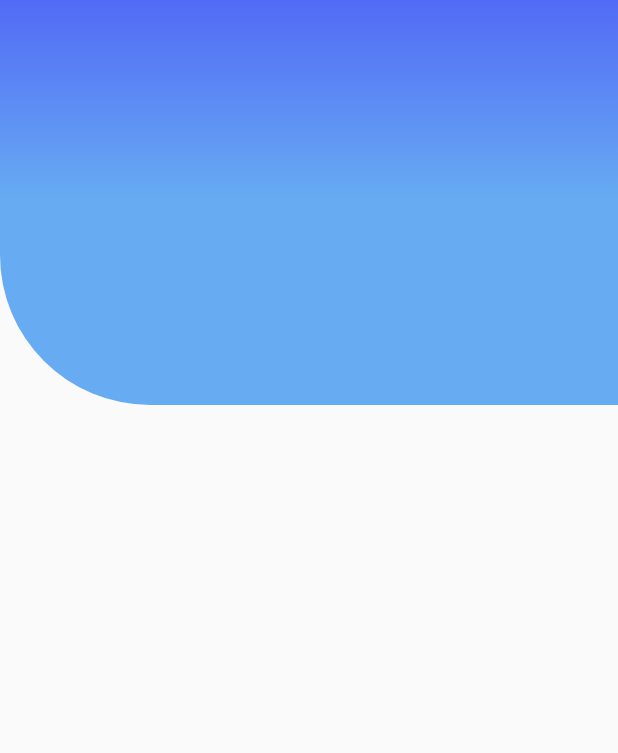
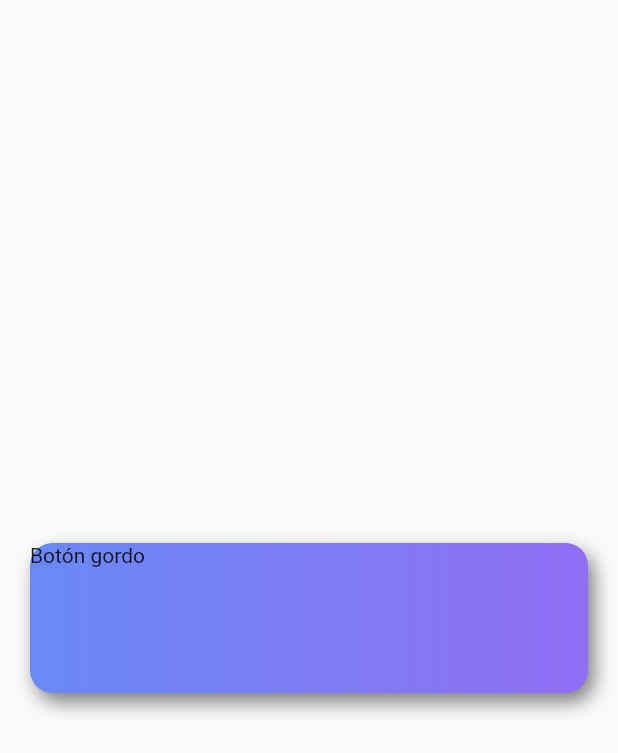
Before and after one commit to Blanco1010/Custom_Painter_Flutter, a Flutter app: the screen it shows after launch, on a phone screen of 412 x 824 dp. Shown: the top 753 px of the screen. Run offline on Flutter 3.47's test engine with Material 2 defaults, Android fonts, the phone set to English and light mode, and no system bars; our stand-ins replace flutter_svg, font_awesome_flutter.

Commit message:
add buttons fot emergency page

```diff
--- a/custom_painter/lib/src/pages/emergency_page.dart
+++ b/custom_painter/lib/src/pages/emergency_page.dart
@@ -1,11 +1,28 @@
+import 'package:custom_painter/src/widgets/button_fat.dart';
 import 'package:custom_painter/src/widgets/headers_widgets.dart';
 import 'package:flutter/material.dart';
+import 'package:font_awesome_flutter/font_awesome_flutter.dart';
 
 class EmergencyPage extends StatelessWidget {
   @override
   Widget build(BuildContext context) {
     return Scaffold(
-      body: HeaderEmergency(),
+      body: Center(
+        child: ButtonFat(),
+      ),
     );
   }
 }
+
+class HeaderPage extends StatelessWidget {
+  @override
+  Widget build(BuildContext context) {
+    return HeaderEmergency(
+      icon: FontAwesomeIcons.plus,
+      title: 'Haz solicitado',
+      subtitle: 'Asistencia Médica',
+      color1: Color(0xff526BF6),
+      color2: Color(0xff67ACF2),
+    );
+  }
+}
--- /dev/null
+++ b/custom_painter/lib/src/widgets/button_fat.dart
@@ -0,0 +1,36 @@
+import 'package:flutter/material.dart';
+
+class ButtonFat extends StatelessWidget {
+  @override
+  Widget build(BuildContext context) {
+    return _ButtonFatBackground();
+  }
+}
+
+class _ButtonFatBackground extends StatelessWidget {
+  @override
+  Widget build(BuildContext context) {
+    return Container(
+      width: double.infinity,
+      height: 100,
+      margin: EdgeInsets.all(20),
+      decoration: BoxDecoration(
+          color: Colors.red,
+          boxShadow: [
+            BoxShadow(
+              color: Colors.black.withOpacity(0.5),
+              offset: Offset(4, 6),
+              blurRadius: 10,
+            ),
+          ],
+          gradient: LinearGradient(
+            colors: [
+              Color(0Xff6989F5),
+              Color(0Xff906EF5),
+            ],
+          ),
+          borderRadius: BorderRadius.all(Radius.circular(15))),
+      child: Text('Botón gordo'),
+    );
+  }
+}
--- a/custom_painter/pubspec.yaml
+++ b/custom_painter/pubspec.yaml
@@ -31,6 +31,7 @@ dependencies:
   flutter_svg: ^0.22.0
   provider: ^5.0.0
   flutter_staggered_grid_view: ^0.4.0
+  font_awesome_flutter: ^9.1.0
 
 dev_dependencies:
   flutter_test:
```
Also changed, not shown: custom_painter/lib/src/widgets/headers_widgets.dart (+81 -15 lines), custom_painter/pubspec.lock.
